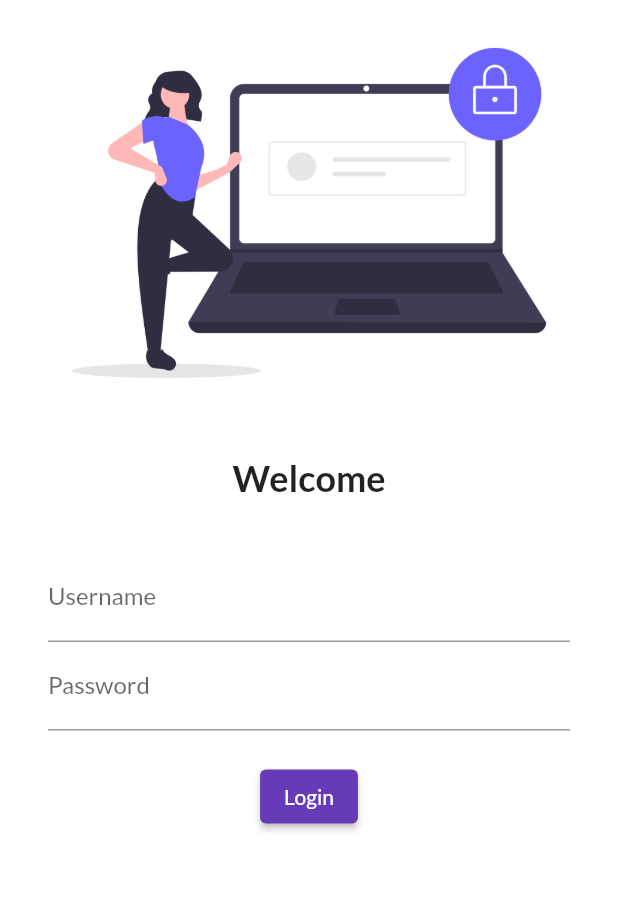
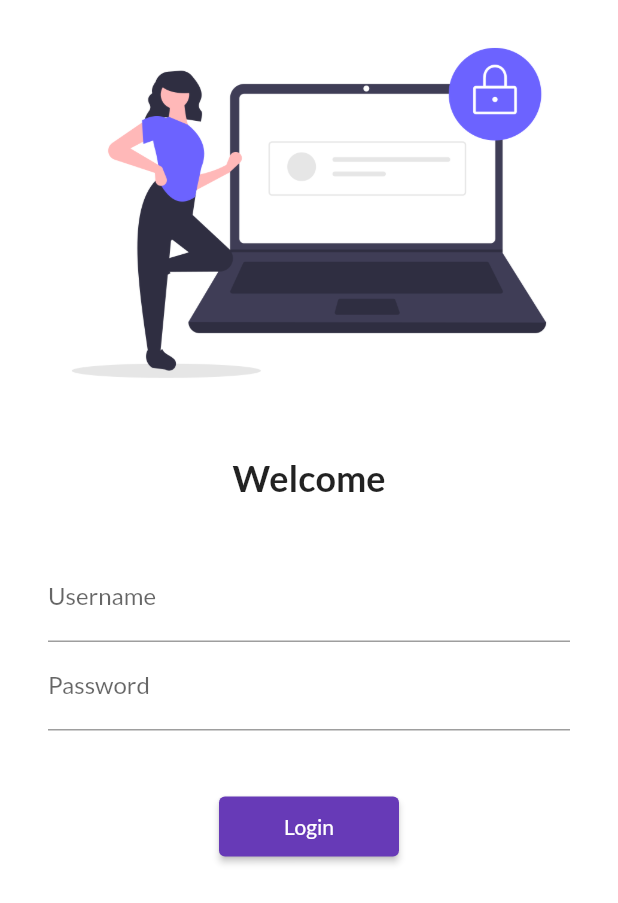
Before and after one commit to reeshi/FlutterCatalogApp, a Flutter app: the screen it shows after launch, on a phone screen of 412 x 824 dp. Shown: the top 903 px of the screen. Run offline on Flutter 3.47's test engine with Material 2 defaults, Android fonts, the phone set to English and light mode, and no system bars; our stand-ins replace google_fonts.

Commit message:
Day 5 completed

```diff
--- a/lib/main.dart
+++ b/lib/main.dart
@@ -1,6 +1,7 @@
 import 'package:flutter/material.dart';
 import 'package:flutter_catalog/pages/home_page.dart';
 import 'package:flutter_catalog/pages/login_page.dart';
+import 'package:flutter_catalog/utils/routes.dart';
 import 'package:google_fonts/google_fonts.dart';
 
 void main() {
@@ -22,7 +23,8 @@ class MyApp extends StatelessWidget {
       initialRoute: "/",
       routes: {
         "/": (context) => LoginPage(),
-        "/home": (context) => HomePage(),
+        MyRoutes.loginRoute: (context) => LoginPage(),
+        MyRoutes.homeRoute: (context) => HomePage(),
       },
     );
   }
--- a/lib/pages/login_page.dart
+++ b/lib/pages/login_page.dart
@@ -1,10 +1,12 @@
 import 'package:flutter/material.dart';
+import 'package:flutter_catalog/utils/routes.dart';
 
 class LoginPage extends StatelessWidget {
   @override
   Widget build(BuildContext context) {
     return Material(
       color: Colors.white,
+      child: SingleChildScrollView(
         child: Column(
           children: [
             Image.asset(
@@ -43,20 +45,23 @@ class LoginPage extends StatelessWidget {
                     ),
                   ),
                   SizedBox(
-                  height: 20.0,
+                    height: 40.0,
                   ),
                   ElevatedButton(
                     onPressed: () {
-                    print("Hi Reeshi !!");
+                      Navigator.pushNamed(context, MyRoutes.homeRoute);
                     },
                     child: Text("Login"),
-                  style: TextButton.styleFrom(),
+                    style: TextButton.styleFrom(
+                      minimumSize: Size(120, 40),
+                    ),
                   ),
                 ],
               ),
             ),
           ],
         ),
+      ),
     );
   }
 }
--- /dev/null
+++ b/lib/utils/routes.dart
@@ -0,0 +1,4 @@
+class MyRoutes {
+  static String loginRoute = "/login";
+  static String homeRoute = "/home";
+}
```
Lines whose indentation alone changed are shown as unchanged.
